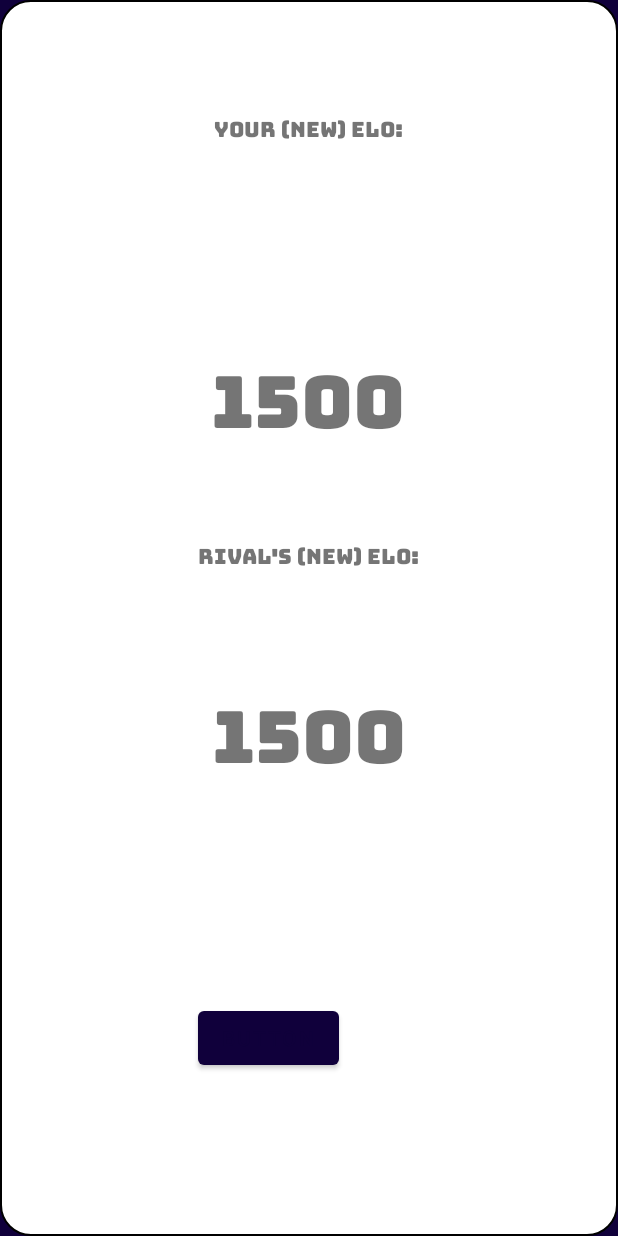
After one commit to seton-develops/EloCheckApp, an Android app: the UpdatedEloActivity screen opened directly, with no data from a screen before it, on a phone screen of 412 x 824 dp. The commit adds this screen. Run offline under Robolectric (Android 15) with nearby library versions, the phone set to English and light mode, and no system bars.

Commit message:
--added alert dialog for displaying updated elo scores --not finished and will require further revisions

```diff
--- a/app/src/main/AndroidManifest.xml
+++ b/app/src/main/AndroidManifest.xml
@@ -14,6 +14,9 @@
         android:theme="@style/Theme.EloCalculator"
         tools:targetApi="31">
         <activity
+            android:name=".UpdatedEloActivity"
+            android:exported="false" />
+        <activity
             android:name=".MainActivity"
             android:exported="true">
             <intent-filter>
@@ -22,6 +25,7 @@
                 <category android:name="android.intent.category.LAUNCHER" />
             </intent-filter>
         </activity>
+
         <meta-data
             android:name="preloaded_fonts"
             android:resource="@array/preloaded_fonts" />
--- a/app/src/main/java/com/seton_develops/elocalculator/MainActivity.kt
+++ b/app/src/main/java/com/seton_develops/elocalculator/MainActivity.kt
@@ -1,13 +1,20 @@
 package com.seton_develops.elocalculator
 
+import android.content.Context
+import android.graphics.Color
+import android.graphics.drawable.ColorDrawable
 import androidx.appcompat.app.AppCompatActivity
 import android.os.Bundle
 import android.widget.ArrayAdapter
+import android.widget.Button
+import android.widget.ImageView
 import android.widget.Spinner
+import androidx.appcompat.app.AlertDialog
+import kotlin.math.roundToInt
 
 class MainActivity : AppCompatActivity() {
     private lateinit var spinnerKCoefficients: Spinner
-
+    private lateinit var buttonWin: ImageView
     override fun onCreate(savedInstanceState: Bundle?) {
         super.onCreate(savedInstanceState)
         setContentView(R.layout.activity_main)
@@ -21,5 +28,30 @@ class MainActivity : AppCompatActivity() {
         )
         spinnerAdapter.setDropDownViewResource(android.R.layout.simple_spinner_dropdown_item)
         spinnerKCoefficients.adapter = spinnerAdapter
+
+
+        buttonWin = findViewById(R.id.buttonWin)
+
+        buttonWin.setOnClickListener {
+            val dialog = AlertDialog.Builder(this)
+            val popupView = layoutInflater.inflate(R.layout.activity_updated_elo, null)
+
+            var cancelButton: Button = popupView.findViewById(R.id.buttonCancel)
+
+            val dialogInstance = dialog.setView(popupView).create()
+            dialogInstance.show()
+            dialogInstance.window?.setBackgroundDrawable(ColorDrawable(Color.TRANSPARENT))
+
+
+            cancelButton.setOnClickListener {
+                dialogInstance.dismiss()
+            }
+        }
+    }
+
+    fun getScreenDimensions(context: Context): Pair<Int,Int> {
+        val height = context.resources.displayMetrics.heightPixels
+        val width  = context.resources.displayMetrics.widthPixels
+        return Pair(height,width)
     }
 }
--- /dev/null
+++ b/app/src/main/java/com/seton_develops/elocalculator/UpdatedEloActivity.kt
@@ -0,0 +1,11 @@
+package com.seton_develops.elocalculator
+
+import androidx.appcompat.app.AppCompatActivity
+import android.os.Bundle
+
+class UpdatedEloActivity : AppCompatActivity() {
+    override fun onCreate(savedInstanceState: Bundle?) {
+        super.onCreate(savedInstanceState)
+        setContentView(R.layout.activity_updated_elo)
+    }
+}
--- /dev/null
+++ b/app/src/main/res/layout/activity_updated_elo.xml
@@ -0,0 +1,77 @@
+<?xml version="1.0" encoding="utf-8"?>
+<androidx.constraintlayout.widget.ConstraintLayout xmlns:android="http://schemas.android.com/apk/res/android"
+    xmlns:app="http://schemas.android.com/apk/res-auto"
+    xmlns:tools="http://schemas.android.com/tools"
+    android:layout_width="match_parent"
+    android:layout_height="match_parent"
+    android:background="@drawable/etroundedcorners"
+    tools:context=".UpdatedEloActivity">
+
+
+    <Button
+        android:id="@+id/buttonCancel"
+        android:layout_width="wrap_content"
+        android:layout_height="wrap_content"
+        android:layout_marginBottom="108dp"
+        android:text="Button"
+        app:layout_constraintBottom_toBottomOf="parent"
+        app:layout_constraintEnd_toEndOf="parent"
+        app:layout_constraintHorizontal_bias="0.416"
+        app:layout_constraintStart_toStartOf="parent" />
+
+
+    <TextView
+        android:id="@+id/textViewUpdatedUserEloLabel"
+        android:layout_width="wrap_content"
+        android:layout_height="wrap_content"
+        android:text="Your (NEW) ELO:"
+        app:fontFamily="@font/bungee"
+        app:layout_constraintBottom_toBottomOf="parent"
+        app:layout_constraintEnd_toEndOf="parent"
+        app:layout_constraintHorizontal_bias="0.498"
+        app:layout_constraintStart_toStartOf="parent"
+        app:layout_constraintTop_toTopOf="parent"
+        app:layout_constraintVertical_bias="0.086" />
+
+    <TextView
+        android:id="@+id/textViewUpdatedUserElo"
+        android:layout_width="wrap_content"
+        android:layout_height="wrap_content"
+        android:text="1500"
+        android:textSize="48sp"
+        app:fontFamily="@font/bungee"
+        app:layout_constraintBottom_toTopOf="@+id/textViewUpdatedOpponentEloLabel"
+        app:layout_constraintEnd_toEndOf="parent"
+        app:layout_constraintHorizontal_bias="0.498"
+        app:layout_constraintStart_toStartOf="parent"
+        app:layout_constraintTop_toBottomOf="@+id/textViewUpdatedUserEloLabel"
+        app:layout_constraintVertical_bias="0.815" />
+
+    <TextView
+        android:id="@+id/textViewUpdatedOpponentEloLabel"
+        android:layout_width="wrap_content"
+        android:layout_height="wrap_content"
+        android:text="Rival's (NEW) ELO:"
+        app:fontFamily="@font/bungee"
+        app:layout_constraintBottom_toTopOf="@+id/textViewUpdatedOpponentElo"
+        app:layout_constraintEnd_toEndOf="parent"
+        app:layout_constraintHorizontal_bias="0.5"
+        app:layout_constraintStart_toStartOf="parent"
+        app:layout_constraintTop_toTopOf="parent"
+        app:layout_constraintVertical_bias="0.896" />
+
+    <TextView
+        android:id="@+id/textViewUpdatedOpponentElo"
+        android:layout_width="wrap_content"
+        android:layout_height="wrap_content"
+        android:text="1500"
+        android:textSize="48sp"
+        app:fontFamily="@font/bungee"
+        app:layout_constraintBottom_toBottomOf="parent"
+        app:layout_constraintEnd_toEndOf="parent"
+        app:layout_constraintHorizontal_bias="0.5"
+        app:layout_constraintStart_toStartOf="parent"
+        app:layout_constraintTop_toTopOf="parent"
+        app:layout_constraintVertical_bias="0.613" />
+
+</androidx.constraintlayout.widget.ConstraintLayout>
--- a/app/src/main/res/values/strings.xml
+++ b/app/src/main/res/values/strings.xml
@@ -1,3 +1,5 @@
 <resources>
     <string name="app_name">Elo Check</string>
+    <!-- TODO: Remove or change this placeholder text -->
+    <string name="hello_blank_fragment">Hello blank fragment</string>
 </resources>
```
Also changed, not shown: app/src/main/res/layout/activity_main.xml (+1 -11 lines).
